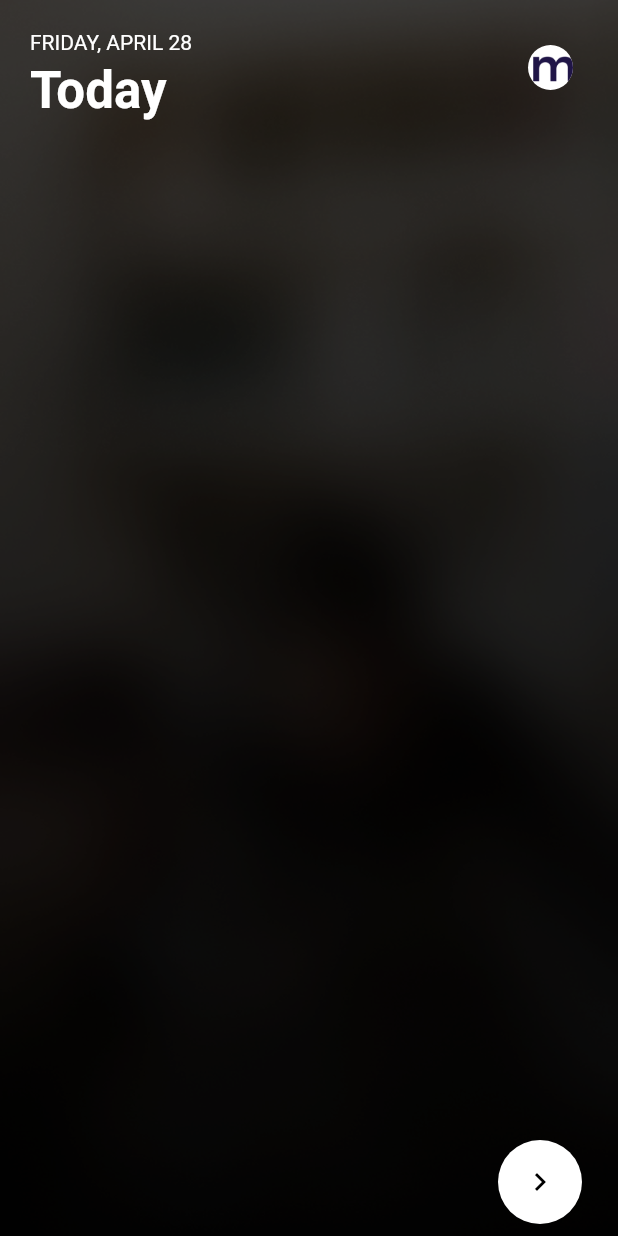
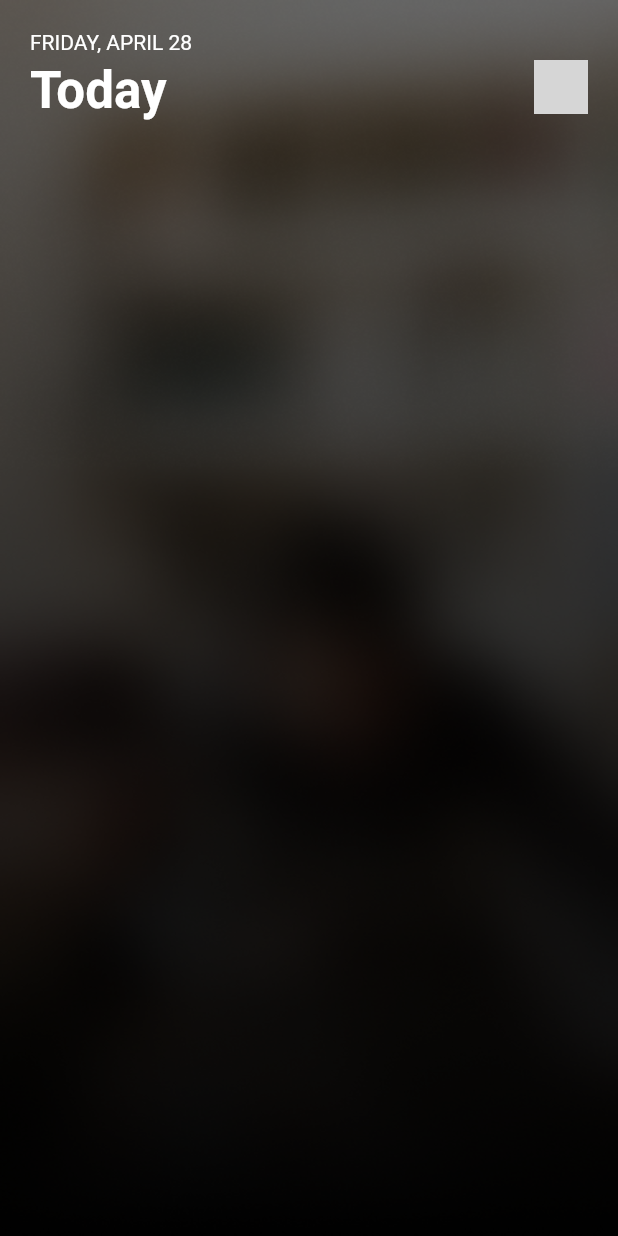
Before and after one commit to nimblehq/flutter-ic-david-bruce, a Flutter app: the screen it shows after launch, on a phone screen of 412 x 824 dp. Run offline on Flutter 3.47's test engine with Material 2 defaults, Android fonts, the phone set to English and light mode, and no system bars; our stand-ins replace dio, equatable, flutter_riverpod, flutter_secure_storage, freezed_annotation and 8 more; missing offline and left inert: flutter_config, japx; generated files the repository leaves out were written again; network calls fail; Roboto replaces fonts that are missing (assets/fonts/neuzeit.otf); grey boxes are pictures that could not be loaded.

Commit message:
[#15] Refactor code

```diff
--- /dev/null
+++ b/lib/ui/home/home_header_widget.dart
@@ -0,0 +1,77 @@
+import 'package:flutter/material.dart';
+import 'package:flutter_riverpod/flutter_riverpod.dart';
+import 'package:intl/intl.dart';
+import 'package:survey_flutter_ic/utils/context_ext.dart';
+import 'package:survey_flutter_ic/utils/dimension.dart';
+
+import '../../gen/assets.gen.dart';
+
+class HomeHeaderWidget extends StatelessWidget {
+  final String profileImgUrl;
+  final VoidCallback? profileImgClickCallback;
+
+  const HomeHeaderWidget({
+    super.key,
+    required this.profileImgUrl,
+    required this.profileImgClickCallback,
+  });
+
+  String get _todayDate {
+    final today = DateTime.now();
+    return '${DateFormat.EEEE().format(today)}, ${DateFormat.MMMMd().format(today)}'
+        .toUpperCase();
+  }
+
+  Text _dateTodayText(BuildContext context) => Text(
+        _todayDate,
+        style: context.textTheme.labelMedium,
+      );
+
+  Text _todayText(BuildContext context) => Text(
+        context.localization.today,
+        style: context.textTheme.displayLarge,
+      );
+
+  FadeInImage get _profileImg => FadeInImage.assetNetwork(
+        placeholder: Assets.images.nimbleLogo.path,
+        image: profileImgUrl,
+      );
+
+  Widget _profilePictureWidget(BuildContext context) => Consumer(
+        builder: (_, ref, __) {
+          return GestureDetector(
+            onTap: profileImgClickCallback,
+            child: SizedBox(
+              width: 36,
+              height: 36,
+              child: CircleAvatar(
+                backgroundColor: Colors.white,
+                backgroundImage: _profileImg.image,
+              ),
+            ),
+          );
+        },
+      );
+
+  @override
+  Widget build(BuildContext context) {
+    return Container(
+      padding: const EdgeInsets.all(Dimensions.paddingMedium),
+      child: Column(
+        crossAxisAlignment: CrossAxisAlignment.start,
+        children: [
+          _dateTodayText(context),
+          const SizedBox(height: Dimensions.paddingTiny),
+          Row(
+            mainAxisAlignment: MainAxisAlignment.spaceBetween,
+            crossAxisAlignment: CrossAxisAlignment.start,
+            children: [
+              _todayText(context),
+              _profilePictureWidget(context),
+            ],
+          ),
+        ],
+      ),
+    );
+  }
+}
--- a/lib/ui/home/home_screen.dart
+++ b/lib/ui/home/home_screen.dart
@@ -1,17 +1,17 @@
 import 'package:flutter/material.dart';
+import 'package:flutter/services.dart';
 import 'package:flutter_riverpod/flutter_riverpod.dart';
-import 'package:go_router/go_router.dart';
-import 'package:intl/intl.dart';
 import 'package:smooth_page_indicator/smooth_page_indicator.dart';
 import 'package:survey_flutter_ic/model/survey_model.dart';
+import 'package:survey_flutter_ic/ui/home/home_header_widget.dart';
 import 'package:survey_flutter_ic/ui/home/home_state.dart';
 import 'package:survey_flutter_ic/ui/home/home_view_model.dart';
-import 'package:survey_flutter_ic/utils/context_ext.dart';
 
 import '../../di/di.dart';
 import '../../gen/assets.gen.dart';
 import '../../usecases/get_surveys_use_case.dart';
-import '../../utils/route_path.dart';
+import 'home_side_menu.dart';
+import 'home_side_menu_ui_model.dart';
 
 final homeViewModelProvider =
     StateNotifierProvider.autoDispose<HomeViewModel, HomeState>(
@@ -28,98 +28,120 @@ class HomeScreen extends ConsumerStatefulWidget {
 }
 
 class HomeScreenState extends ConsumerState<HomeScreen> {
-  final _surveyItemController = PageController();
-  final _surveyIndex = ValueNotifier<int>(0);
+  final _pageController = PageController();
+  final _currentPageIndex = ValueNotifier<int>(0);
 
-  Widget get _background => SizedBox(
-        width: MediaQuery.of(context).size.width,
-        height: MediaQuery.of(context).size.height,
-        child: Consumer(builder: (_, ref, __) {
-          final index = ref.watch(focusedItemIndexStream).value ?? 0;
-          final surveys = ref.watch(surveysStream).value ?? [];
-          return surveys.isEmpty || index >= surveys.length
-              ? Image(
-                  image: Assets.images.bgLoginOverlay.image().image,
-                  fit: BoxFit.cover,
-                )
-              : FadeInImage.assetNetwork(
-                  placeholder: Assets.images.bgLoginOverlay.path,
-                  image: surveys[index].coverImageUrl,
-                  fit: BoxFit.cover,
-                  alignment: Alignment.center,
-                );
-        }),
-      );
-
-  Widget get _homeHeader => Consumer(
-        builder: (_, ref, __) {
-          return HomeHeader(
-              profileImageUrl: ref.watch(profileImageUrlStream).value ?? '');
-        },
-      );
-
-  Widget _surveyList(List<SurveyModel> surveys) => Container(
-        margin: const EdgeInsets.only(top: 120),
-        child: SurveyList(
-          refreshStyle: RefreshStyle.pullDownToRefresh,
-          surveys: surveys,
-          itemController: _surveyItemController,
-          onItemChange: _surveyIndex,
-          onRefresh: () => _fetchSurveys(isRefresh: true),
-          onLoadMore: () => _fetchSurveys(isRefresh: false),
+  SideMenu get _sideMenu => SideMenu(
+        sideMenuUIModel: SideMenuUIModel(
+          name: 'Mai',
+          version: 'v0.1.0 (1562903885)',
         ),
       );
 
-  Widget _pageIndicatorSection(BuildContext context, int length) => Column(
-        crossAxisAlignment: CrossAxisAlignment.start,
-        children: [
-          const Spacer(),
-          SurveyPageIndicator(
-            controller: _surveyItemController,
-            count: length,
+  Widget _background(SurveyModel surveyModel) => Container(
+        decoration: BoxDecoration(
+          image: DecorationImage(
+            image: FadeInImage.assetNetwork(
+              placeholder: Assets.images.nimbleLogo.path,
+              image: surveyModel.coverImageUrl,
+            ).image,
+            fit: BoxFit.cover,
+            colorFilter: ColorFilter.mode(
+              Colors.black.withOpacity(0.35),
+              BlendMode.darken,
+            ),
           ),
-          SizedBox(height: 230.0 - MediaQuery.of(context).padding.bottom),
-        ],
+        ),
       );
 
-  Widget _mainBody(BuildContext context) => Consumer(
-        builder: (_, ref, __) {
-          final surveys = ref.watch(surveysStream).value ?? [];
-          if (_surveyItemController.positions.isNotEmpty) {
-            Future.delayed(
-              const Duration(milliseconds: 50),
-              () {
-                final index = ref.read(focusedItemIndexStream).value ?? 0;
-                _surveyItemController.jumpToPage(index);
-              },
-            );
-          }
-          return Stack(
-            children: [
-              _homeHeader,
-              _pageIndicatorSection(context, surveys.length),
-              _surveyList(surveys),
-            ],
-          );
-        },
+  Widget get _emptyBackground => Image(
+        image: AssetImage(Assets.images.bgLoginOverlay.path),
+        fit: BoxFit.fill,
       );
 
-  Widget get _takeSurveyButton => Padding(
-        padding: const EdgeInsets.all(8.0),
-        child: FloatingActionButton(
-            key: const Key('take survey button'),
-            foregroundColor: Colors.black,
-            backgroundColor: Colors.white,
-            child: const Icon(Icons.navigate_next),
-            onPressed: () {}),
+  List<Widget> _homeBackground(List<SurveyModel>? surveys) {
+    if (surveys == null || surveys.isEmpty) {
+      return [_emptyBackground];
+    } else {
+      return surveys.map((item) => _background(item)).toList();
+    }
+  }
+
+  Widget _homeHeaderWidget({
+    required BuildContext context,
+    required VoidCallback openSideMenuCallback,
+  }) =>
+      HomeHeaderWidget(
+        profileImgUrl:
+            'https://secure.gravatar.com/avatar/6733d09432e89459dba795de8312ac2d',
+        profileImgClickCallback: openSideMenuCallback,
       );
 
-  Widget _body(BuildContext context) => Consumer(
-        builder: (_, ref, __) {
-          final surveys = ref.watch(surveysStream).value ?? [];
-          return SafeArea(child: _mainBody(context));
-        },
-      );
+  // Widget _surveyList(List<SurveyModel> surveys) => Container(
+  //       margin: const EdgeInsets.only(top: 120),
+  //       child: SurveyList(
+  //         refreshStyle: RefreshStyle.pullDownToRefresh,
+  //         surveys: surveys,
+  //         itemController: _pageController,
+  //         onItemChange: _currentPageIndex,
+  //         onRefresh: () => _fetchSurveys(isRefresh: true),
+  //         onLoadMore: () => _fetchSurveys(isRefresh: false),
+  //       ),
+  //     );
+  //
+  // Widget _pageIndicatorSection(BuildContext context, int length) => Column(
+  //       crossAxisAlignment: CrossAxisAlignment.start,
+  //       children: [
+  //         const Spacer(),
+  //         SurveyPageIndicator(
+  //           controller: _pageController,
+  //           count: length,
+  //         ),
+  //         SizedBox(height: 230.0 - MediaQuery.of(context).padding.bottom),
+  //       ],
+  //     );
+  //
+  // Widget _mainBody(BuildContext context) => Consumer(
+  //       builder: (_, ref, __) {
+  //         final surveys = ref.watch(surveysStream).value ?? [];
+  //         if (_pageController.positions.isNotEmpty) {
+  //           Future.delayed(
+  //             const Duration(milliseconds: 50),
+  //             () {
+  //               final index = ref.read(focusedItemIndexStream).value ?? 0;
+  //               _pageController.jumpToPage(index);
+  //             },
+  //           );
+  //         }
+  //         return Stack(
+  //           children: [
+  //             _homeHeader,
+  //             _pageIndicatorSection(context, surveys.length),
+  //             _surveyList(surveys),
+  //           ],
+  //         );
+  //       },
+  //     );
+  //
+  // Widget get _takeSurveyButton => Padding(
+  //       padding: const EdgeInsets.all(8.0),
+  //       child: FloatingActionButton(
+  //           key: const Key('take survey button'),
+  //           foregroundColor: Colors.black,
+  //           backgroundColor: Colors.white,
+  //           child: const Icon(Icons.navigate_next),
+  //           onPressed: () {}),
+  //     );
+  //
+  // Widget _body(BuildContext context) =>
+  //     Consumer(
+  //       builder: (_, ref, __) {
+  //         final surveys = ref
+  //             .watch(surveysStream)
+  //             .value ?? [];
+  //         return SafeArea(child: _mainBody(context));
+  //       },
+  //     );
 
   @override
   void initState() {
@@ -129,174 +151,54 @@ class HomeScreenState extends ConsumerState<HomeScreen> {
 
   @override
   void dispose() {
-    _surveyIndex.dispose();
+    _currentPageIndex.dispose();
     super.dispose();
   }
 
   @override
   Widget build(BuildContext context) {
+    final GlobalKey<ScaffoldState> _scaffoldKey = GlobalKey();
+    SystemChrome.setSystemUIOverlayStyle(const SystemUiOverlayStyle(
+      statusBarColor: Colors.transparent,
+      statusBarIconBrightness: Brightness.light,
+      statusBarBrightness: Brightness.dark,
+    ));
     _setupStateListener();
     return Scaffold(
-      endDrawer: Drawer(
-          backgroundColor: const Color(0xFF1E1E1E),
-          child: Column(
-            children: [
-              Expanded(
-                child: ListView(
-                  padding: EdgeInsets.zero,
-                  children: [
-                    DrawerHeader(
-                      child: Row(
-                        children: [
-                          Expanded(
-                            child: Text(
-                              'Mai',
-                              style: context.textTheme.headlineLarge?.copyWith(
-                                color: Colors.white,
-                                fontWeight: FontWeight.bold,
-                              ),
-                            ),
-                          ),
-                          const CircleAvatar(
-                            backgroundColor: Colors.grey,
-                            child: Icon(
-                              Icons.person,
-                              size: 36.0,
-                              color: Colors.white,
-                            ),
-                          ),
-                        ],
-                      ),
-                    ),
-                    const Padding(
-                      padding: EdgeInsets.symmetric(horizontal: 16.0),
-                      child: Divider(
-                        color: Colors.white70,
-                      ),
-                    ),
-                    ListTile(
-                      title: Text(
-                        'Logout',
-                        style: context.textTheme.bodyLarge
-                            ?.copyWith(color: Colors.white70),
-                      ),
-                      onTap: () {},
-                    ),
-                  ],
-                ),
-              ),
-              Positioned(
-                bottom: 0,
-                left: 0,
-                right: 0,
-                child: ListTile(
-                  title: Text(
-                    'Version 1.0',
-                    style: context.textTheme.bodySmall
-                        ?.copyWith(color: Colors.white70),
-                  ),
-                ),
-              ),
-            ],
-          )),
+      key: _scaffoldKey,
+      endDrawer: _sideMenu,
       body: Stack(
         children: [
-          _background,
-          Container(color: Colors.black38),
-          _body(context),
+          PageView(
+            controller: _pageController,
+            onPageChanged: (index) => _currentPageIndex.value = index,
+            children: _homeBackground(ref.watch(surveysStream).value),
+          ),
+          SafeArea(
+            child: _homeHeaderWidget(
+              context: context,
+              openSideMenuCallback: () {
+                _scaffoldKey.currentState?.openEndDrawer();
+              },
+            ),
+          )
         ],
       ),
-      floatingActionButton: _takeSurveyButton,
-      floatingActionButtonLocation: FloatingActionButtonLocation.endDocked,
+      // floatingActionButton: _takeSurveyButton,
+      // floatingActionButtonLocation: FloatingActionButtonLocation.endDocked,
     );
   }
 
   void _setupStateListener() {
-    _surveyIndex.addListener(() {
+    _currentPageIndex.addListener(() {
       ref
           .read(homeViewModelProvider.notifier)
-          .changeFocusedItem(index: _surveyIndex.value);
+          .changeFocusedItem(index: _currentPageIndex.value);
     });
   }
 
-  Future<void> _fetchSurveys({required bool isRefresh}) async {}
-}
-
-class HomeHeader extends StatelessWidget {
-  final String profileImageUrl;
-
-  const HomeHeader({
-    super.key,
-    required this.profileImageUrl,
-  });
-
-  String get _dateText {
-    final today = DateTime.now();
-    return '${DateFormat.EEEE().format(today)}, ${DateFormat.MMMMd().format(today)}';
-  }
-
-  Widget _dateWidget(BuildContext context) => Text(
-        _dateText.toUpperCase(),
-        style: Theme.of(context).textTheme.labelMedium,
-      );
-
-  Widget _todayWidget(BuildContext context) => Text(
-        context.localization.today,
-        style: Theme.of(context).textTheme.displayLarge,
-      );
-
-  Image get _defaultProfileImage => Assets.images.nimbleLogo.image();
-
-  FadeInImage get _profileImage => FadeInImage.assetNetwork(
-        placeholder: Assets.images.nimbleLogo.path,
-        image: profileImageUrl,
-      );
-
-  Widget _profilePictureWidget(BuildContext context) => Consumer(
-        builder: (_, ref, __) {
-          return GestureDetector(
-            onTap: () {
-              context.goNamed(RoutePath.login.name);
-            },
-            child: Container(
-              width: 50,
-              height: 50,
-              padding: const EdgeInsets.symmetric(vertical: 10),
-              child: CircleAvatar(
-                backgroundColor: Colors.white,
-                backgroundImage: profileImageUrl.isEmpty
-                    ? _defaultProfileImage.image
-                    : _profileImage.image,
-              ),
-            ),
-          );
-        },
-      );
-
-  @override
-  Widget build(BuildContext context) {
-    return Container(
-      height: 120,
-      padding: const EdgeInsets.all(20.0),
-      child: Row(
-        mainAxisAlignment: MainAxisAlignment.spaceBetween,
-        crossAxisAlignment: CrossAxisAlignment.start,
-        children: [
-          FittedBox(
-            fit: BoxFit.scaleDown,
-            child: Column(
-              crossAxisAlignment: CrossAxisAlignment.start,
-              children: [
-                _dateWidget(context),
-                const SizedBox(height: 4),
-                _todayWidget(context),
-              ],
-            ),
-          ),
-          _profilePictureWidget(context),
-        ],
-      ),
-    );
+  Future<void> _fetchSurveys({required bool isRefresh}) async {
+    ref.read(homeViewModelProvider.notifier).getSurveys(isRefresh: isRefresh);
   }
 }
 
--- a/lib/utils/dimension.dart
+++ b/lib/utils/dimension.dart
@@ -3,7 +3,7 @@ class Dimensions {
   static const double buttonHeight = 56.0;
 
   // Padding
-  static const double paddingDefault = 4.0;
+  static const double paddingTiny = 4.0;
   static const double paddingSmallest = 8.0;
   static const double paddingSmall = 12.0;
   static const double paddingNormal = 16.0;
```
Also changed, not shown: lib/ui/home/home_view_model.dart (+44 -44 lines), lib/ui/login/login_screen.dart (+4 -3 lines), lib/ui/home/home_footer_widget.dart (added).
